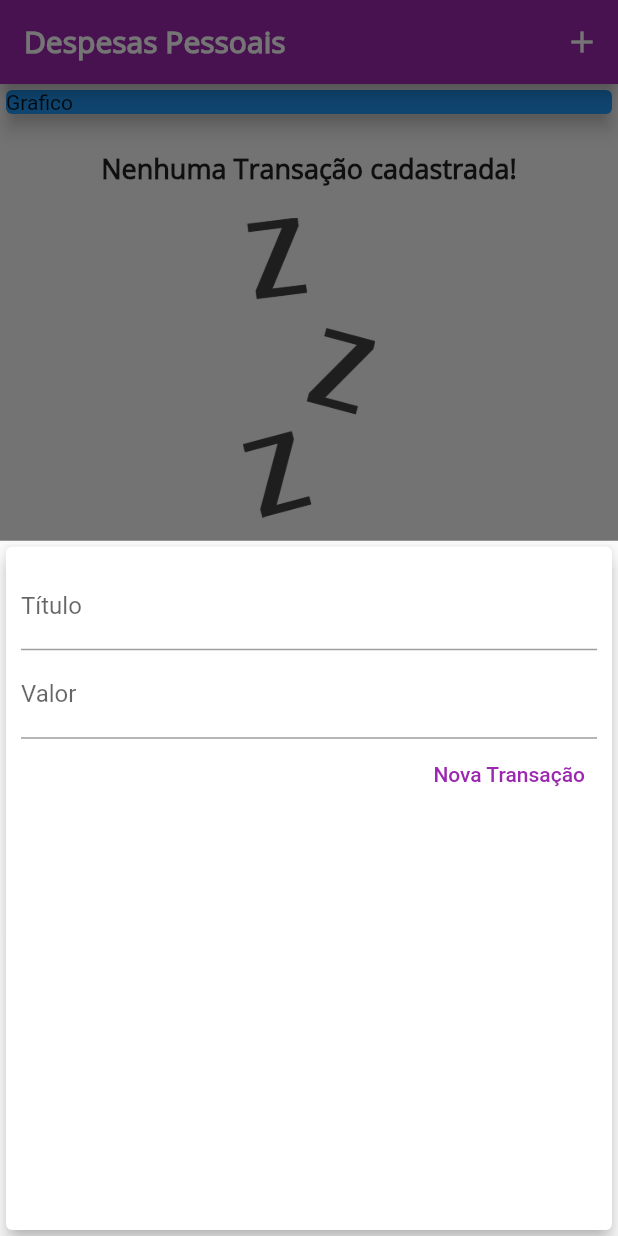
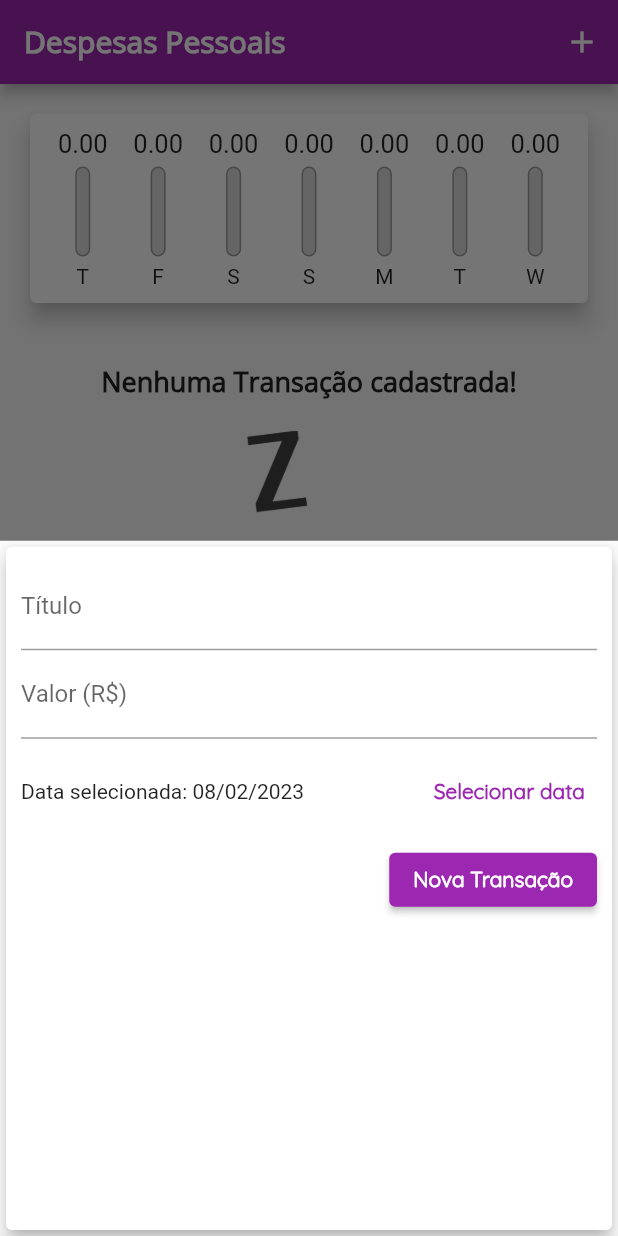
Before and after one commit to evandronosse/Study-flutter-udemy-expenses, a Flutter app: the screen it shows after launch, after a tap on the "add" icon, on a phone screen of 412 x 824 dp. Run offline on Flutter 3.47's test engine with Material 2 defaults, Android fonts, the phone set to English and light mode, and no system bars.

Commit message:
Finaly project without responsive

```diff
--- /dev/null
+++ b/lib/components/chart.dart
@@ -0,0 +1,67 @@
+import 'package:expenses/components/chart_bar.dart';
+import 'package:expenses/models/transaction.dart';
+import 'package:flutter/material.dart';
+import 'package:intl/intl.dart';
+
+class Chart extends StatelessWidget {
+  final List<Transaction> recentTransactions;
+
+  Chart(this.recentTransactions);
+
+  List<Map<String, dynamic>> get groupedTransactions {
+    return List.generate(7, (index) {
+      final weekDay = DateTime.now().subtract(
+        Duration(days: index),
+      );
+
+      double totalSum = 0.0;
+
+      for (var i = 0; i < recentTransactions.length; i++) {
+        bool sameDay = recentTransactions[i].date.day == weekDay.day;
+        bool sameMonth = recentTransactions[i].date.month == weekDay.month;
+        bool sameYear = recentTransactions[i].date.year == weekDay.year;
+
+        if (sameDay && sameMonth && sameYear) {
+          totalSum += recentTransactions[i].value;
+        }
+      }
+
+      return {
+        'day': DateFormat.E().format(weekDay)[0],
+        'value': totalSum,
+      };
+    }).reversed.toList();
+  }
+
+  double get _weekTotalValue {
+    return groupedTransactions.fold(0.0, (sum, tr) {
+      return sum + tr['value'];
+    });
+  }
+
+  @override
+  Widget build(BuildContext context) {
+    return Card(
+      elevation: 6,
+      margin: EdgeInsets.all(20),
+      // ignore: unnecessary_const
+      child: Padding(
+        padding: const EdgeInsets.all(10),
+        child: Row(
+            mainAxisAlignment: MainAxisAlignment.spaceAround,
+            children: groupedTransactions.map((tr) {
+              return Flexible(
+                fit: FlexFit.tight,
+                child: ChartBar(
+                  label: tr['day'].toString(),
+                  value: double.parse(tr['value'].toString()),
+                  percentage: _weekTotalValue == 0
+                      ? 0
+                      : double.parse(tr['value'].toString()) / _weekTotalValue,
+                ),
+              );
+            }).toList()),
+      ),
+    );
+  }
+}
--- /dev/null
+++ b/lib/components/chart_bar.dart
@@ -0,0 +1,67 @@
+import 'package:flutter/material.dart';
+import 'package:flutter/src/widgets/framework.dart';
+import 'package:flutter/src/widgets/placeholder.dart';
+
+class ChartBar extends StatelessWidget {
+  final String label;
+  final double value;
+  final double percentage;
+
+  ChartBar({
+    required this.label,
+    required this.value,
+    required this.percentage,
+  });
+
+  @override
+  Widget build(BuildContext context) {
+    return Column(
+      children: [
+        Container(
+          height: 20,
+          child: FittedBox(
+            child: Text(
+              '${value.toStringAsFixed(2)}',
+              style: TextStyle(fontSize: 12.75),
+            ),
+          ),
+        ),
+        SizedBox(
+          height: 5,
+        ),
+        Container(
+          height: 60,
+          width: 10,
+          child: Stack(
+            alignment: Alignment.bottomCenter,
+            children: [
+              Container(
+                decoration: BoxDecoration(
+                  color: Color.fromRGBO(220, 220, 220, 1),
+                  borderRadius: BorderRadius.circular(5),
+                  border: Border.all(
+                    color: Colors.grey,
+                    width: 1.0,
+                  ),
+                ),
+              ),
+              FractionallySizedBox(
+                heightFactor: percentage,
+                child: Container(
+                  decoration: BoxDecoration(
+                    color: Theme.of(context).primaryColor,
+                    borderRadius: BorderRadius.circular(5),
+                  ),
+                ),
+              )
+            ],
+          ),
+        ),
+        SizedBox(
+          height: 5,
+        ),
+        Text(label),
+      ],
+    );
+  }
+}
--- a/lib/components/transaction_form.dart
+++ b/lib/components/transaction_form.dart
@@ -1,7 +1,8 @@
 import 'package:flutter/material.dart';
+import 'package:intl/intl.dart';
 
 class TransactionForm extends StatefulWidget {
-  final void Function(String, double) onSubmit;
+  final void Function(String, double, DateTime) onSubmit;
 
   TransactionForm(this.onSubmit, {super.key});
 
@@ -10,18 +11,35 @@ class TransactionForm extends StatefulWidget {
 }
 
 class _TransactionFormState extends State<TransactionForm> {
-  final titleController = TextEditingController();
-
-  final valueController = TextEditingController();
+  final _titleController = TextEditingController();
+  final _valueController = TextEditingController();
+  var _selectedDate = DateTime.now();
 
   _submitForm() {
-    final title = titleController.text;
-    final value = double.tryParse(valueController.text) ?? 0.0;
+    final title = _titleController.text;
+    final value = double.tryParse(_valueController.text) ?? 0.0;
 
-    if (title.isEmpty || value <= 0) {
+    if (title.isEmpty || value <= 0 || _selectedDate == null) {
       return;
     }
-    widget.onSubmit(title, value);
+    widget.onSubmit(title, value, _selectedDate);
+  }
+
+  _showDatePicker() {
+    showDatePicker(
+      context: context,
+      initialDate: DateTime.now(),
+      firstDate: DateTime(2019),
+      lastDate: DateTime.now(),
+    ).then((pickedDate) {
+      if (pickedDate == null) {
+        return;
+      }
+      setState(() {
+        _selectedDate = pickedDate;
+      });
+    });
+    print(_selectedDate);
   }
 
   @override
@@ -33,28 +51,53 @@ class _TransactionFormState extends State<TransactionForm> {
         child: Column(
           children: [
             TextField(
-              controller: titleController,
+              controller: _titleController,
               onSubmitted: (value) => _submitForm(),
               decoration: const InputDecoration(
                 labelText: 'Título',
               ),
             ),
             TextField(
-              controller: valueController,
+              controller: _valueController,
               keyboardType: TextInputType.numberWithOptions(decimal: true),
               onSubmitted: (value) => _submitForm(),
               decoration: const InputDecoration(
-                labelText: 'Valor',
+                labelText: 'Valor (R\$)',
+              ),
+            ),
+            Container(
+              height: 70,
+              child: Row(
+                children: [
+                  Expanded(
+                    child: Text(
+                      // ignore: unnecessary_null_comparison
+                      _selectedDate == null
+                          ? 'Nenhuma data selecionada!'
+                          : 'Data selecionada: ${DateFormat('dd/MM/y').format(_selectedDate)}',
+                    ),
+                  ),
+                  TextButton(
+                    onPressed: _showDatePicker,
+                    child: Text(
+                      'Selecionar data',
+                      style: TextStyle(
+                          color: Theme.of(context).colorScheme.primary),
+                    ),
+                  ),
+                ],
               ),
             ),
             Row(
               mainAxisAlignment: MainAxisAlignment.end,
               children: [
-                TextButton(
+                ElevatedButton(
                   onPressed: _submitForm,
-                  child: const Text(
+                  child: Text(
                     'Nova Transação',
-                    style: TextStyle(color: Colors.purple),
+                    style: TextStyle(
+                      color: Theme.of(context).textTheme.labelLarge?.color,
+                    ),
                   ),
                 ),
               ],
--- a/lib/main.dart
+++ b/lib/main.dart
@@ -1,3 +1,4 @@
+import 'package:expenses/components/chart.dart';
 import 'package:expenses/components/transaction_form.dart';
 import 'package:expenses/components/transaction_list.dart';
 import 'package:expenses/models/transaction.dart';
@@ -20,12 +21,15 @@ class ExpansesApp extends StatelessWidget {
         accentColor: Colors.amber,
         fontFamily: 'Quicksand',
         textTheme: ThemeData.light().textTheme.copyWith(
-              headline6: const TextStyle(
-                fontFamily: 'OpenSans',
-                fontSize: 18,
-                fontWeight: FontWeight.bold,
-              ),
+            headline6: const TextStyle(
+              fontFamily: 'OpenSans',
+              fontSize: 18,
+              fontWeight: FontWeight.bold,
             ),
+            button: TextStyle(
+              color: Colors.white,
+              fontWeight: FontWeight.bold,
+            )),
         appBarTheme: AppBarTheme(
             toolbarTextStyle: ThemeData.light()
                 .textTheme
@@ -54,27 +58,22 @@ class MyHomePage extends StatefulWidget {
 }
 
 class _MyHomePageState extends State<MyHomePage> {
-  final List<Transaction> _transactions = [
-    // Transaction(
-    //   id: 't1',
-    //   title: 'Novo Tênis de corrida',
-    //   value: 310.76,
-    //   date: DateTime.now(),
-    // ),
-    // Transaction(
-    //   id: 't2',
-    //   title: 'Conta de Luz',
-    //   value: 211.50,
-    //   date: DateTime.now(),
-    // ),
-  ];
+  final List<Transaction> _transactions = [];
 
-  _addTransaction(String title, double value) {
+  List<Transaction> get _recentTransactions {
+    return _transactions.where((tr) {
+      return tr.date.isAfter(DateTime.now().subtract(
+        Duration(days: 7),
+      ));
+    }).toList();
+  }
+
+  _addTransaction(String title, double value, DateTime date) {
     final newTransaction = Transaction(
       id: Random().nextDouble().toString(),
       title: title,
       value: value,
-      date: DateTime.now(),
+      date: date,
     );
 
     setState(() {
@@ -82,6 +81,12 @@ class _MyHomePageState extends State<MyHomePage> {
     });
 
     Navigator.of(context).pop();
+  }
+
+  _removeTransaction(String id) {
+    setState(() {
+      _transactions.removeWhere((tr) => tr.id == id);
+    });
   }
 
   _openTransactionFormModal(BuildContext context) {
@@ -108,15 +113,16 @@ class _MyHomePageState extends State<MyHomePage> {
         child: Column(
           crossAxisAlignment: CrossAxisAlignment.stretch,
           children: [
-            Container(
-              width: double.infinity,
-              child: const Card(
-                color: Colors.blue,
-                elevation: 5,
-                child: Text('Grafico'),
-              ),
-            ),
-            TransactionList(_transactions),
+            // Container(
+            //   width: double.infinity,
+            //   child: const Card(
+            //     color: Colors.blue,
+            //     elevation: 5,
+            //     child: Text('Grafico'),
+            //   ),
+            // ),
+            Chart(_recentTransactions),
+            TransactionList(_transactions, _removeTransaction),
           ],
         ),
       ),
```
Also changed, not shown: lib/components/transaction_list.dart (+28 -41 lines).
